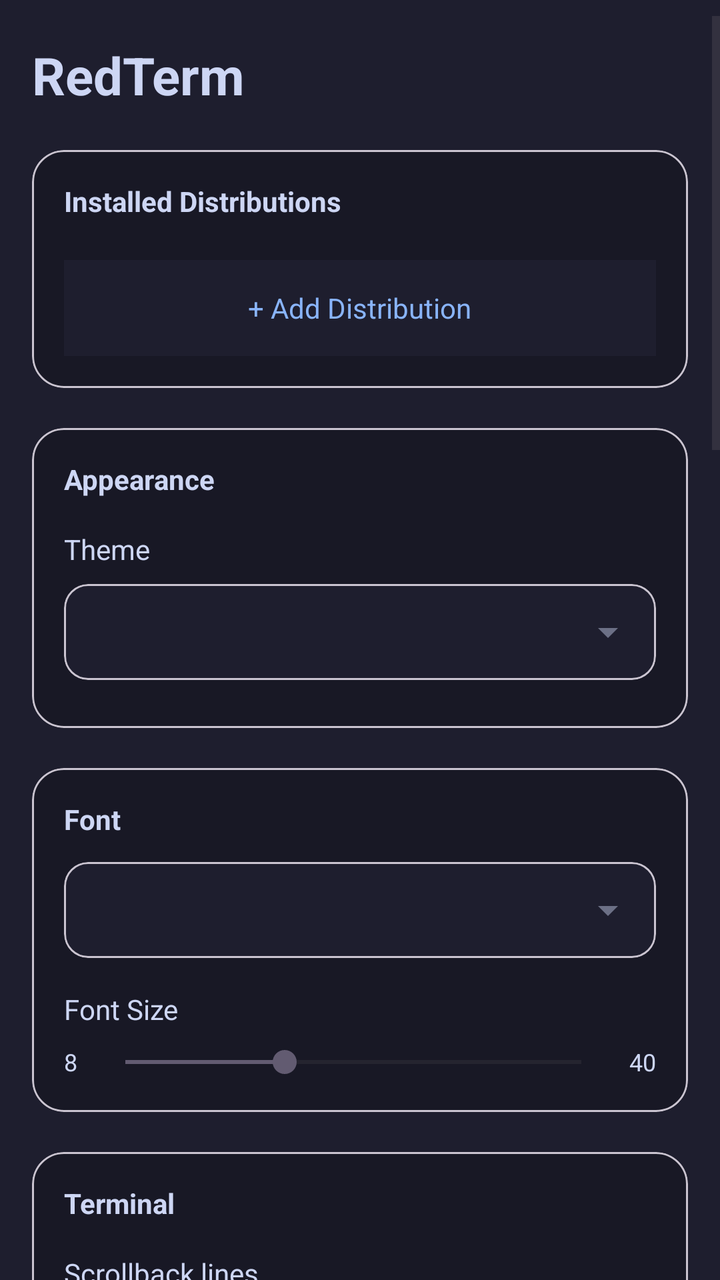
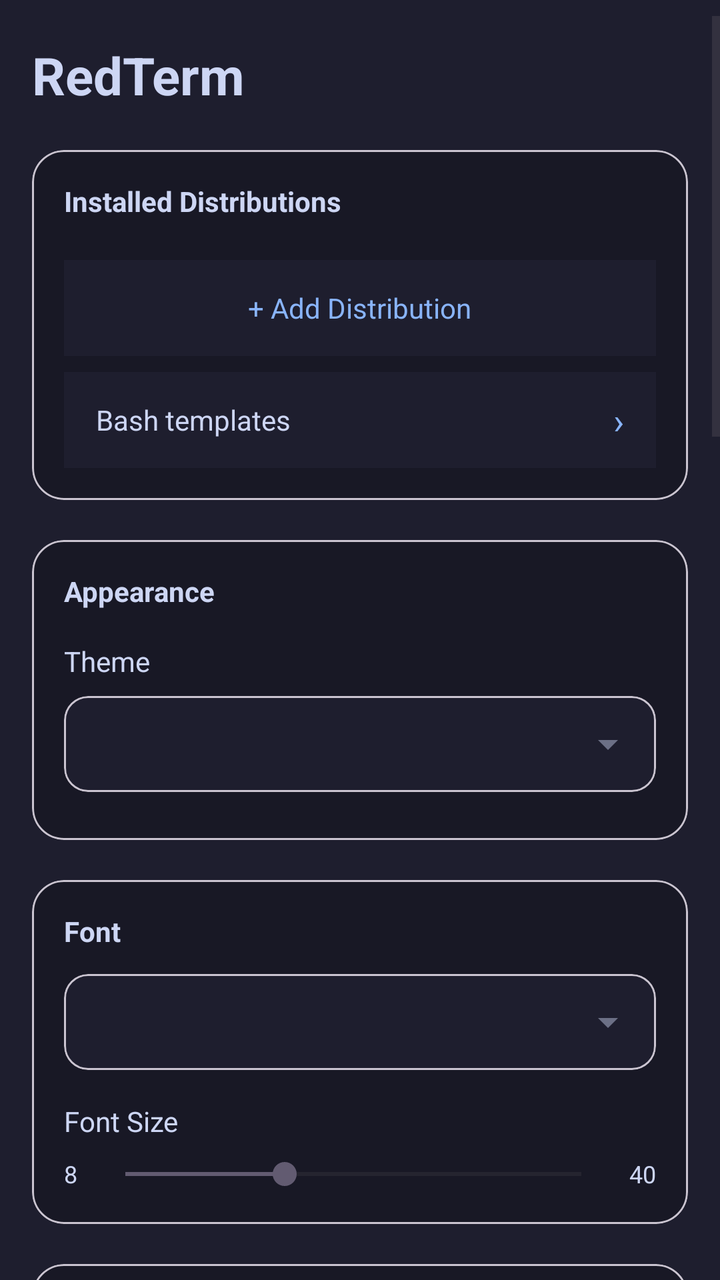

The first picture is an Android layout as it rendered before a commit; the second is the same layout after the commit. The layout source and the unified diff follow.
<!-- AndroidManifest.xml: activity theme Theme.RedTermApp -->
<!-- res/layout/activity_settings.xml -->
<?xml version="1.0" encoding="utf-8"?>
<ScrollView xmlns:android="http://schemas.android.com/apk/res/android"
    xmlns:app="http://schemas.android.com/apk/res-auto"
    android:layout_width="match_parent"
    android:layout_height="match_parent"
    android:background="?attr/terminalBg"
    android:fitsSystemWindows="true"
    android:clipToPadding="false"
    android:paddingTop="8dp"
    android:paddingBottom="24dp">

    <LinearLayout
        android:layout_width="match_parent"
        android:layout_height="wrap_content"
        android:orientation="vertical"
        android:paddingHorizontal="16dp">

        <TextView
            android:layout_width="wrap_content"
            android:layout_height="wrap_content"
            android:text="RedTerm"
            android:textColor="?attr/terminalText"
            android:textSize="26sp"
            android:textStyle="bold"
            android:layout_marginTop="12dp"
            android:layout_marginBottom="20dp" />

        <com.google.android.material.card.MaterialCardView
            android:layout_width="match_parent"
            android:layout_height="wrap_content"
            app:cardBackgroundColor="?attr/extraKeysBg"
            app:cardCornerRadius="16dp"
            app:cardElevation="0dp"
            android:layout_marginBottom="20dp"
            app:contentPadding="16dp">

            <LinearLayout
                android:layout_width="match_parent"
                android:layout_height="wrap_content"
                android:orientation="vertical">

                <TextView
                    android:layout_width="wrap_content"
                    android:layout_height="wrap_content"
                    android:text="Installed Distributions"
                    android:textColor="?attr/terminalText"
                    android:textSize="14sp"
                    android:textStyle="bold"
                    android:layout_marginBottom="12dp" />

                <LinearLayout
                    android:id="@+id/distro_list"
                    android:layout_width="match_parent"
                    android:layout_height="wrap_content"
                    android:orientation="vertical" />

                <LinearLayout
                    android:layout_width="match_parent"
                    android:layout_height="48dp"
                    android:gravity="center"
                    android:background="?attr/terminalBg"
                    android:clickable="true"
                    android:focusable="true"
                    android:foreground="?attr/selectableItemBackground"
                    android:onClick="onAddDistroClick"
                    android:layout_marginTop="8dp">

                    <TextView
                        android:layout_width="wrap_content"
                        android:layout_height="wrap_content"
                        android:text="+ Add Distribution"
                        android:textColor="?attr/colorPrimary"
                        android:textSize="14sp" />

                </LinearLayout>

            </LinearLayout>

        </com.google.android.material.card.MaterialCardView>

        <com.google.android.material.card.MaterialCardView
            android:layout_width="match_parent"
            android:layout_height="wrap_content"
            app:cardBackgroundColor="?attr/extraKeysBg"
            app:cardCornerRadius="16dp"
            app:cardElevation="0dp"
            android:layout_marginBottom="20dp"
            app:contentPadding="16dp">

            <LinearLayout
                android:layout_width="match_parent"
                android:layout_height="wrap_content"
                android:orientation="vertical">

                <TextView
                    android:layout_width="wrap_content"
                    android:layout_height="wrap_content"
                    android:text="Appearance"
                    android:textColor="?attr/terminalText"
                    android:textSize="14sp"
                    android:textStyle="bold"
                    android:layout_marginBottom="16dp" />

                <TextView
                    android:layout_width="wrap_content"
                    android:layout_height="wrap_content"
                    android:text="Theme"
                    android:textColor="?attr/terminalText"
                    android:textSize="14sp"
                    android:layout_marginBottom="8dp" />

                <com.google.android.material.card.MaterialCardView
                    android:layout_width="match_parent"
                    android:layout_height="48dp"
                    app:cardBackgroundColor="?attr/terminalBg"
                    app:cardCornerRadius="12dp"
                    app:cardElevation="0dp"
                    android:layout_marginBottom="8dp">

                    <FrameLayout
                        android:layout_width="match_parent"
                        android:layout_height="match_parent">

                        <Spinner
                            android:id="@+id/theme_spinner"
                            android:layout_width="match_parent"
                            android:layout_height="match_parent"
                            android:spinnerMode="dropdown"
                            android:background="@android:color/transparent"
                            android:popupBackground="?attr/terminalBg" />

                        <ImageView
                            android:layout_width="24dp"
                            android:layout_height="24dp"
                            android:layout_gravity="end|center_vertical"
                            android:layout_marginEnd="12dp"
                            android:clickable="false"
                            android:focusable="false"
                            android:importantForAccessibility="no"
                            app:srcCompat="@drawable/ic_arrow_down" />

                    </FrameLayout>

                </com.google.android.material.card.MaterialCardView>

                <TextView
                    android:id="@+id/customize_theme_btn"
                    android:layout_width="match_parent"
                    android:layout_height="40dp"
                    android:gravity="center"
                    android:text="Customize Colors"
                    android:textColor="?attr/colorPrimary"
                    android:textSize="14sp"
                    android:background="?attr/terminalBg"
                    android:clickable="true"
                    android:focusable="true"
                    android:visibility="gone" />

            </LinearLayout>

        </com.google.android.material.card.MaterialCardView>

        <com.google.android.material.card.MaterialCardView
            android:layout_width="match_parent"
            android:layout_height="wrap_content"
            app:cardBackgroundColor="?attr/extraKeysBg"
            app:cardCornerRadius="16dp"
            app:cardElevation="0dp"
            android:layout_marginBottom="20dp"
            app:contentPadding="16dp">

            <LinearLayout
                android:layout_width="match_parent"
                android:layout_height="wrap_content"
                android:orientation="vertical">

                <TextView
                    android:layout_width="wrap_content"
                    android:layout_height="wrap_content"
                    android:text="Font"
                    android:textColor="?attr/terminalText"
                    android:textSize="14sp"
                    android:textStyle="bold"
                    android:layout_marginBottom="12dp" />

                <com.google.android.material.card.MaterialCardView
                    android:layout_width="match_parent"
                    android:layout_height="48dp"
                    app:cardBackgroundColor="?attr/terminalBg"
                    app:cardCornerRadius="12dp"
                    app:cardElevation="0dp"
                    android:layout_marginBottom="16dp">

                    <FrameLayout
                        android:layout_width="match_parent"
                        android:layout_height="match_parent">

                        <Spinner
                            android:id="@+id/font_spinner"
                            android:layout_width="match_parent"
                            android:layout_height="match_parent"
                            android:spinnerMode="dropdown"
                            android:background="@android:color/transparent"
                            android:popupBackground="?attr/terminalBg" />

                        <ImageView
                            android:layout_width="24dp"
                            android:layout_height="24dp"
                            android:layout_gravity="end|center_vertical"
                            android:layout_marginEnd="12dp"
                            android:clickable="false"
                            android:focusable="false"
                            android:importantForAccessibility="no"
                            app:srcCompat="@drawable/ic_arrow_down" />

                    </FrameLayout>

                </com.google.android.material.card.MaterialCardView>

                <TextView
                    android:layout_width="wrap_content"
                    android:layout_height="wrap_content"
                    android:text="Font Size"
                    android:textColor="?attr/terminalText"
                    android:textSize="14sp"
                    android:layout_marginBottom="8dp" />

                <LinearLayout
                    android:layout_width="match_parent"
                    android:layout_height="wrap_content"
                    android:orientation="horizontal"
                    android:gravity="center_vertical">

                    <TextView
                        android:layout_width="wrap_content"
                        android:layout_height="wrap_content"
                        android:text="8"
                        android:textColor="?attr/terminalText"
                        android:textSize="12sp" />

                    <SeekBar
                        android:id="@+id/font_size_slider"
                        android:layout_width="0dp"
                        android:layout_height="wrap_content"
                        android:layout_weight="1"
                        android:max="40"
                        android:progress="14"
                        android:layout_marginHorizontal="8dp" />

                    <TextView
                        android:layout_width="wrap_content"
                        android:layout_height="wrap_content"
                        android:text="40"
                        android:textColor="?attr/terminalText"
                        android:textSize="12sp" />

                </LinearLayout>

            </LinearLayout>

        </com.google.android.material.card.MaterialCardView>

        <com.google.android.material.card.MaterialCardView
            android:layout_width="match_parent"
            android:layout_height="wrap_content"
            app:cardBackgroundColor="?attr/extraKeysBg"
            app:cardCornerRadius="16dp"
            app:cardElevation="0dp"
            android:layout_marginBottom="20dp"
            app:contentPadding="16dp">

            <LinearLayout
                android:layout_width="match_parent"
                android:layout_height="wrap_content"
                android:orientation="vertical">

                <TextView
                    android:layout_width="wrap_content"
                    android:layout_height="wrap_content"
                    android:text="Terminal"
                    android:textColor="?attr/terminalText"
                    android:textSize="14sp"
                    android:textStyle="bold"
                    android:layout_marginBottom="16dp" />

                <TextView
                    android:layout_width="wrap_content"
                    android:layout_height="wrap_content"
                    android:text="Scrollback lines"
                    android:textColor="?attr/terminalText"
                    android:textSize="14sp" />

                <SeekBar
                    android:id="@+id/scrollback_slider"
                    android:layout_width="match_parent"
                    android:layout_height="wrap_content"
                    android:max="9"
                    android:progress="4"
                    android:layout_marginBottom="16dp" />

                <LinearLayout
                    android:layout_width="match_parent"
                    android:layout_height="wrap_content"
                    android:gravity="center_vertical"
                    android:layout_marginBottom="16dp">

                    <TextView
                        android:layout_width="0dp"
                        android:layout_height="wrap_content"
                        android:layout_weight="1"
                        android:text="Auto-hide extra keys"
                        android:textColor="?attr/terminalText"
                        android:textSize="14sp" />

                    <Switch
                        android:id="@+id/autohide_keys_switch"
                        android:layout_width="wrap_content"
                        android:layout_height="wrap_content"
                        android:checked="false" />

                </LinearLayout>

                <TextView
                    android:layout_width="wrap_content"
                    android:layout_height="wrap_content"
                    android:text="Background opacity"
                    android:textColor="?attr/terminalText"
                    android:textSize="14sp" />

                <SeekBar
                    android:id="@+id/opacity_slider"
                    android:layout_width="match_parent"
                    android:layout_height="wrap_content"
                    android:max="10"
                    android:progress="10"
                    android:layout_marginBottom="16dp" />

                <TextView
                    android:id="@+id/export_config_btn"
                    android:layout_width="match_parent"
                    android:layout_height="40dp"
                    android:gravity="center"
                    android:text="Export Config"
                    android:textColor="?attr/colorPrimary"
                    android:textSize="14sp"
                    android:background="?attr/terminalBg"
                    android:clickable="true"
                    android:focusable="true" />

                <TextView
                    android:id="@+id/import_config_btn"
                    android:layout_width="match_parent"
                    android:layout_height="40dp"
                    android:gravity="center"
                    android:text="Import Config"
                    android:textColor="?attr/colorPrimary"
                    android:textSize="14sp"
                    android:background="?attr/terminalBg"
                    android:clickable="true"
                    android:focusable="true"
                    android:layout_marginTop="8dp" />

            </LinearLayout>

        </com.google.android.material.card.MaterialCardView>

        <com.google.android.material.card.MaterialCardView
            android:layout_width="match_parent"
            android:layout_height="wrap_content"
            app:cardBackgroundColor="?attr/extraKeysBg"
            app:cardCornerRadius="16dp"
            app:cardElevation="0dp"
            android:layout_marginBottom="20dp"
            app:contentPadding="16dp">

            <LinearLayout
                android:layout_width="match_parent"
                android:layout_height="wrap_content"
                android:orientation="vertical">

                <TextView
                    android:layout_width="wrap_content"
                    android:layout_height="wrap_content"
                    android:text="Power"
                    android:textColor="?attr/terminalText"
                    android:textSize="14sp"
                    android:textStyle="bold"
                    android:layout_marginBottom="16dp" />

                <LinearLayout
                    android:layout_width="match_parent"
                    android:layout_height="wrap_content"
                    android:orientation="horizontal"
                    android:gravity="center_vertical">

                    <LinearLayout
                        android:layout_width="0dp"
                        android:layout_height="wrap_content"
                        android:layout_weight="1"
                        android:orientation="vertical">

                        <TextView
                            android:layout_width="wrap_content"
                            android:layout_height="wrap_content"
                            android:text="Wake lock"
                            android:textColor="?attr/terminalText"
                            android:textSize="14sp" />

                        <TextView
                            android:layout_width="wrap_content"
                            android:layout_height="wrap_content"
                            android:text="Keep running in background"
                            android:textColor="?attr/terminalText"
                            android:textSize="12sp"
                            android:alpha="0.6" />

                    </LinearLayout>

                    <Switch
                        android:id="@+id/wakelock_switch"
                        android:layout_width="wrap_content"
                        android:layout_height="wrap_content"
                        android:checked="true" />

                </LinearLayout>

                <LinearLayout
                    android:layout_width="match_parent"
                    android:layout_height="wrap_content"
                    android:orientation="horizontal"
                    android:gravity="center_vertical"
                    android:paddingVertical="12dp"
                    android:layout_marginTop="8dp"
                    android:background="?attr/terminalBg">

                    <LinearLayout
                        android:layout_width="0dp"
                        android:layout_height="wrap_content"
                        android:layout_weight="1"
                        android:orientation="vertical">

                        <TextView
                            android:layout_width="wrap_content"
                            android:layout_height="wrap_content"
                            android:text="Auto night mode"
                            android:textColor="?attr/terminalText"
                            android:textSize="14sp" />

                        <TextView
                            android:layout_width="wrap_content"
                            android:layout_height="wrap_content"
                            android:text="Automatically switch to AMOLED between 6 PM and 6 AM"
                            android:textColor="?attr/terminalText"
                            android:textSize="12sp"
                            android:alpha="0.6" />

                    </LinearLayout>

                    <Switch
                        android:id="@+id/night_mode_switch"
                        android:layout_width="wrap_content"
                        android:layout_height="wrap_content"
                        android:checked="false" />

                </LinearLayout>

                <LinearLayout
                    android:layout_width="match_parent"
                    android:layout_height="wrap_content"
                    android:orientation="horizontal"
                    android:gravity="center_vertical"
                    android:paddingVertical="12dp"
                    android:background="?attr/terminalBg">

                    <LinearLayout
                        android:layout_width="0dp"
                        android:layout_height="wrap_content"
                        android:layout_weight="1"
                        android:orientation="vertical">

                        <TextView
                            android:layout_width="wrap_content"
                            android:layout_height="wrap_content"
                            android:text="Terminal bell"
                            android:textColor="?attr/terminalText"
                            android:textSize="14sp" />

                        <TextView
                            android:layout_width="wrap_content"
                            android:layout_height="wrap_content"
                            android:text="Vibrate when a command fails or the terminal rings (BEL)"
                            android:textColor="?attr/terminalText"
                            android:textSize="12sp"
                            android:alpha="0.6" />

                    </LinearLayout>

                    <Switch
                        android:id="@+id/bell_switch"
                        android:layout_width="wrap_content"
                        android:layout_height="wrap_content"
                        android:checked="true" />

                </LinearLayout>

                <TextView
                    android:id="@+id/backup_btn"
                    android:layout_width="match_parent"
                    android:layout_height="40dp"
                    android:gravity="center"
                    android:text="Backup Distro"
                    android:textColor="?attr/colorPrimary"
                    android:textSize="14sp"
                    android:background="?attr/terminalBg"
                    android:clickable="true"
                    android:focusable="true"
                    android:layout_marginTop="12dp" />

                <TextView
                    android:id="@+id/restore_btn"
                    android:layout_width="match_parent"
                    android:layout_height="40dp"
                    android:gravity="center"
                    android:text="Restore Distro"
                    android:textColor="?attr/colorPrimary"
                    android:textSize="14sp"
                    android:background="?attr/terminalBg"
                    android:clickable="true"
                    android:focusable="true"
                    android:layout_marginTop="8dp" />

            </LinearLayout>

        </com.google.android.material.card.MaterialCardView>

        <com.google.android.material.card.MaterialCardView
            android:layout_width="match_parent"
            android:layout_height="wrap_content"
            android:layout_margin="12dp"
            app:cardBackgroundColor="?attr/extraKeysBg"
            app:cardElevation="0dp"
            app:cardCornerRadius="12dp">

            <LinearLayout
                android:layout_width="match_parent"
                android:layout_height="wrap_content"
                android:orientation="vertical"
                android:padding="16dp">

                <TextView
                    android:layout_width="wrap_content"
                    android:layout_height="wrap_content"
                    android:text="Extra keys"
                    android:textColor="?attr/terminalText"
                    android:textSize="16sp"
                    android:textStyle="bold" />

                <TextView
                    android:layout_width="wrap_content"
                    android:layout_height="wrap_content"
                    android:text="Space-separated buttons. Tokens: ESC TAB CTRL ALT SHIFT INS DEL HOME END UP DOWN LEFT RIGHT MENU BACKSPACE. Anything else is typed as text."
                    android:textColor="?attr/terminalText"
                    android:textSize="12sp"
                    android:alpha="0.6"
                    android:layout_marginTop="4dp" />

                <android.widget.EditText
                    android:id="@+id/extra_keys_row1_input"
                    android:layout_width="match_parent"
                    android:layout_height="wrap_content"
                    android:inputType="text"
                    android:textSize="14sp"
                    android:textColor="?attr/terminalText"
                    android:background="@android:drawable/edit_text"
                    android:hint="Row 1 keys"
                    android:layout_marginTop="12dp" />

                <android.widget.EditText
                    android:id="@+id/extra_keys_row2_input"
                    android:layout_width="match_parent"
                    android:layout_height="wrap_content"
                    android:inputType="text"
                    android:textSize="14sp"
                    android:textColor="?attr/terminalText"
                    android:background="@android:drawable/edit_text"
                    android:hint="Row 2 keys"
                    android:layout_marginTop="8dp" />

                <TextView
                    android:id="@+id/save_extra_keys_btn"
                    android:layout_width="match_parent"
                    android:layout_height="40dp"
                    android:gravity="center"
                    android:text="Save extra keys"
                    android:textColor="?attr/colorPrimary"
                    android:textSize="14sp"
                    android:background="?attr/terminalBg"
                    android:clickable="true"
                    android:focusable="true"
                    android:layout_marginTop="12dp" />

                <TextView
                    android:id="@+id/reset_extra_keys_btn"
                    android:layout_width="match_parent"
                    android:layout_height="40dp"
                    android:gravity="center"
                    android:text="Reset extra keys"
                    android:textColor="?attr/colorPrimary"
                    android:textSize="14sp"
                    android:background="?attr/terminalBg"
                    android:clickable="true"
                    android:focusable="true"
                    android:layout_marginTop="8dp" />

            </LinearLayout>

        </com.google.android.material.card.MaterialCardView>

        <com.google.android.material.card.MaterialCardView
            android:layout_width="match_parent"
            android:layout_height="wrap_content"
            android:layout_margin="12dp"
            app:cardBackgroundColor="?attr/extraKeysBg"
            app:cardElevation="0dp"
            app:cardCornerRadius="12dp">

            <LinearLayout
                android:layout_width="match_parent"
                android:layout_height="wrap_content"
                android:orientation="vertical"
                android:padding="16dp">

                <TextView
                    android:layout_width="wrap_content"
                    android:layout_height="wrap_content"
                    android:text="App lock"
                    android:textColor="?attr/terminalText"
                    android:textSize="16sp"
                    android:textStyle="bold" />

                <LinearLayout
                    android:layout_width="match_parent"
                    android:layout_height="wrap_content"
                    android:orientation="horizontal"
                    android:gravity="center_vertical"
                    android:layout_marginTop="8dp">

                    <LinearLayout
                        android:layout_width="0dp"
                        android:layout_height="wrap_content"
                        android:layout_weight="1"
                        android:orientation="vertical">

                        <TextView
                            android:layout_width="wrap_content"
                            android:layout_height="wrap_content"
                            android:text="Require PIN to open RedTerm"
                            android:textColor="?attr/terminalText"
                            android:textSize="14sp" />

                        <TextView
                            android:layout_width="wrap_content"
                            android:layout_height="wrap_content"
                            android:text="4-8 digit PIN, asked when the app is opened"
                            android:textColor="?attr/terminalText"
                            android:textSize="12sp"
                            android:alpha="0.6" />

                    </LinearLayout>

                    <Switch
                        android:id="@+id/lock_switch"
                        android:layout_width="wrap_content"
                        android:layout_height="wrap_content"
                        android:checked="false" />

                </LinearLayout>

            </LinearLayout>

        </com.google.android.material.card.MaterialCardView>

        <TextView
            android:id="@+id/version_info"
            android:layout_width="wrap_content"
            android:layout_height="wrap_content"
            android:text="RedTerm v1.0.0"
            android:textColor="?attr/terminalText"
            android:textSize="13sp"
            android:alpha="0.4"
            android:layout_gravity="center_horizontal"
            android:layout_marginTop="8dp" />

    </LinearLayout>

</ScrollView>
<!-- resources referenced by this layout -->
<resources>
  <!-- drawable ic_arrow_down (drawable) -->
  <?xml version="1.0" encoding="utf-8"?>
  <vector xmlns:android="http://schemas.android.com/apk/res/android"
      android:width="24dp"
      android:height="24dp"
      android:viewportWidth="24"
      android:viewportHeight="24">
      <path
          android:fillColor="#FF6C7086"
          android:pathData="M7,10l5,5l5,-5z" />
  </vector>
  <style name="Theme.RedTermApp" parent="Theme.Material3.DayNight.NoActionBar">
          <item name="colorPrimary">@color/primary</item>
          <item name="colorOnPrimary">@color/black</item>
          <item name="colorSurface">@color/surface</item>
          <item name="colorOnSurface">@color/on_surface</item>
          <item name="android:statusBarColor">@color/terminal_bg</item>
          <item name="android:navigationBarColor">@color/terminal_bg</item>
          <item name="terminalBg">@color/terminal_bg</item>
          <item name="terminalText">@color/terminal_text</item>
          <item name="extraKeysBg">@color/extra_keys_bg</item>
          <item name="extraKeysText">@color/extra_keys_text</item>
      </style>
  <color name="primary">#FF89B4FA</color>
  <color name="black">#FF000000</color>
  <color name="surface">#FF1E1E2E</color>
  <color name="on_surface">#FFCDD6F4</color>
  <color name="terminal_bg">#FF1E1E2E</color>
  <color name="terminal_text">#FFCDD6F4</color>
  <color name="extra_keys_bg">#FF181825</color>
  <color name="extra_keys_text">#FFCDD6F4</color>
</resources>

<!-- the commit's change to res/layout/activity_settings.xml (unified diff, before → after) -->
@@ -74,6 +74,36 @@
 
                 </LinearLayout>
 
+                <LinearLayout
+                    android:id="@+id/bash_templates_btn"
+                    android:layout_width="match_parent"
+                    android:layout_height="48dp"
+                    android:gravity="center"
+                    android:background="?attr/terminalBg"
+                    android:clickable="true"
+                    android:focusable="true"
+                    android:foreground="?attr/selectableItemBackground"
+                    android:layout_marginTop="8dp">
+
+                    <TextView
+                        android:layout_width="0dp"
+                        android:layout_height="wrap_content"
+                        android:layout_weight="1"
+                        android:paddingStart="16dp"
+                        android:text="Bash templates"
+                        android:textColor="?attr/terminalText"
+                        android:textSize="14sp" />
+
+                    <TextView
+                        android:layout_width="wrap_content"
+                        android:layout_height="wrap_content"
+                        android:paddingEnd="16dp"
+                        android:text="›"
+                        android:textColor="?attr/colorPrimary"
+                        android:textSize="18sp" />
+
+                </LinearLayout>
+
             </LinearLayout>
 
         </com.google.android.material.card.MaterialCardView>
